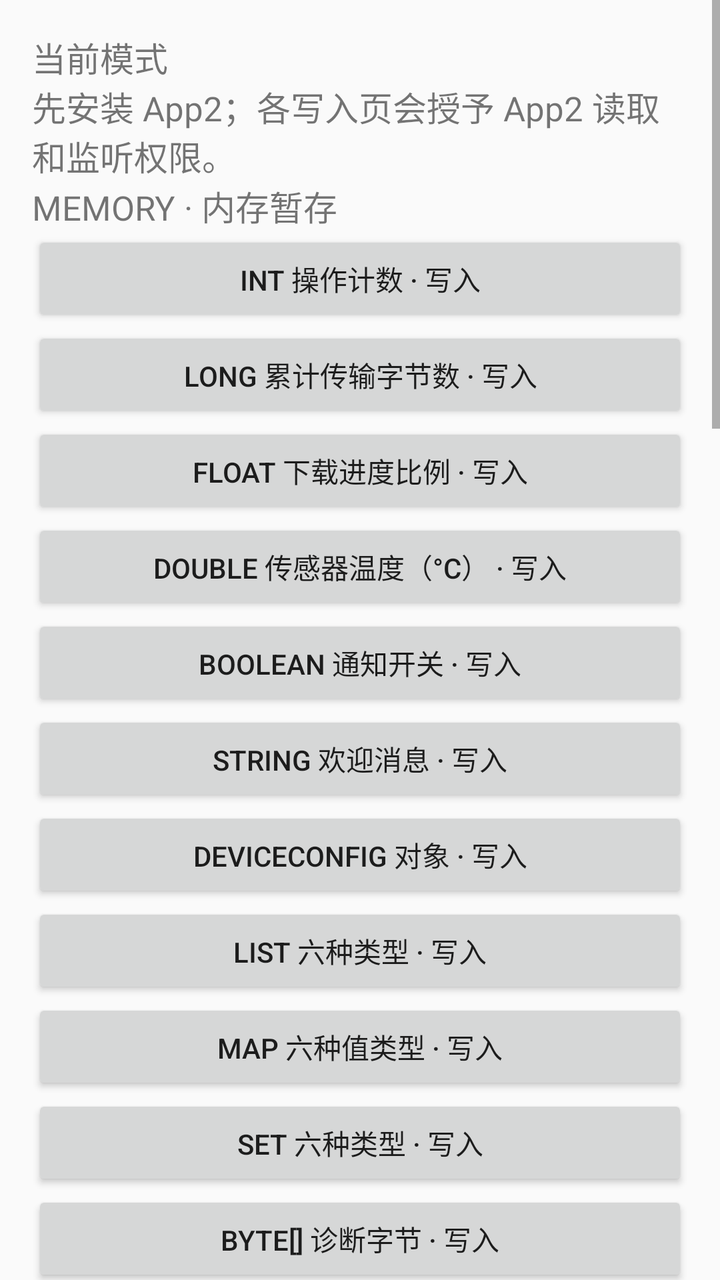
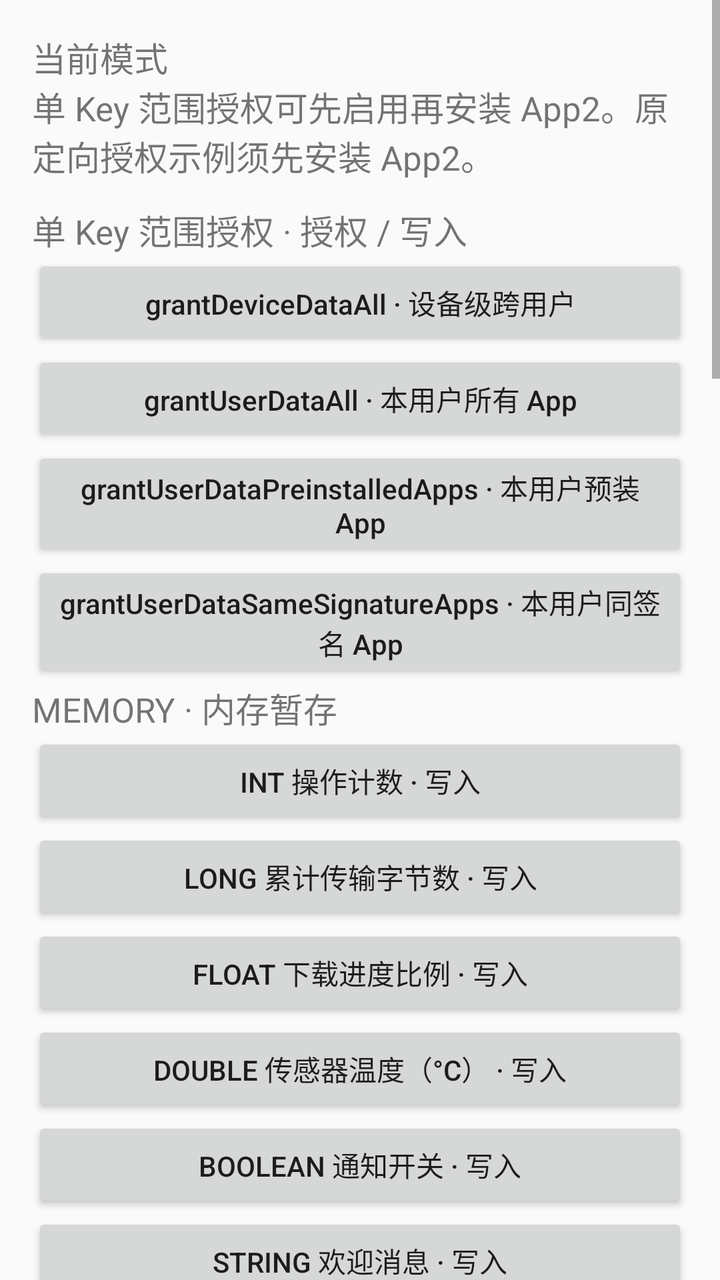

An Android layout rendered at two revisions. The XML below is the earlier revision; the diff shows what the commit changed to produce the second picture.
<!-- AndroidManifest.xml: application theme android:Theme.Material.Light.NoActionBar -->
<!-- res/layout/activity_main.xml -->
<?xml version="1.0" encoding="utf-8"?>
<layout xmlns:android="http://schemas.android.com/apk/res/android">
    <data />
    <ScrollView
        android:layout_width="match_parent"
        android:layout_height="match_parent"
        android:fillViewport="true">
        <LinearLayout
            android:layout_width="match_parent"
            android:layout_height="wrap_content"
            android:orientation="vertical"
            android:padding="16dp">
            <TextView
                android:layout_width="match_parent"
                android:layout_height="wrap_content"
                android:id="@+id/mode"
                android:text="当前模式"
                android:textSize="17sp" />
            <TextView
                android:layout_width="match_parent"
                android:layout_height="wrap_content"
                android:id="@+id/instructions"
                android:text="先安装 App2；各写入页会授予 App2 读取和监听权限。"
                android:textSize="17sp" />
            <TextView
                android:layout_width="match_parent"
                android:layout_height="wrap_content"
                android:text="MEMORY · 内存暂存"
                android:textSize="17sp" />
            <Button
                android:layout_width="match_parent"
                android:layout_height="wrap_content"
                android:id="@+id/memoryIntButton"
                android:text="int 操作计数 · 写入" />
            <Button
                android:layout_width="match_parent"
                android:layout_height="wrap_content"
                android:id="@+id/memoryLongButton"
                android:text="long 累计传输字节数 · 写入" />
            <Button
                android:layout_width="match_parent"
                android:layout_height="wrap_content"
                android:id="@+id/memoryFloatButton"
                android:text="float 下载进度比例 · 写入" />
            <Button
                android:layout_width="match_parent"
                android:layout_height="wrap_content"
                android:id="@+id/memoryDoubleButton"
                android:text="double 传感器温度（°C） · 写入" />
            <Button
                android:layout_width="match_parent"
                android:layout_height="wrap_content"
                android:id="@+id/memoryBooleanButton"
                android:text="boolean 通知开关 · 写入" />
            <Button
                android:layout_width="match_parent"
                android:layout_height="wrap_content"
                android:id="@+id/memoryStringButton"
                android:text="String 欢迎消息 · 写入" />
            <Button
                android:layout_width="match_parent"
                android:layout_height="wrap_content"
                android:id="@+id/memoryObjectButton"
                android:text="DeviceConfig 对象 · 写入" />
            <Button
                android:layout_width="match_parent"
                android:layout_height="wrap_content"
                android:id="@+id/memoryListButton"
                android:text="List 六种类型 · 写入" />
            <Button android:id="@+id/memoryMapButton" android:layout_width="match_parent"
                android:layout_height="wrap_content" android:text="Map 六种值类型 · 写入" />
            <Button android:id="@+id/memorySetButton" android:layout_width="match_parent"
                android:layout_height="wrap_content" android:text="Set 六种类型 · 写入" />
            <Button android:id="@+id/memoryBytesButton" android:layout_width="match_parent"
                android:layout_height="wrap_content" android:text="byte[] 诊断字节 · 写入" />
            <TextView
                android:layout_width="match_parent"
                android:layout_height="wrap_content"
                android:text="FILE · 文件持久化"
                android:textSize="17sp" />
            <Button
                android:layout_width="match_parent"
                android:layout_height="wrap_content"
                android:id="@+id/fileIntButton"
                android:text="int 操作计数 · 写入" />
            <Button
                android:layout_width="match_parent"
                android:layout_height="wrap_content"
                android:id="@+id/fileLongButton"
                android:text="long 累计传输字节数 · 写入" />
            <Button
                android:layout_width="match_parent"
                android:layout_height="wrap_content"
                android:id="@+id/fileFloatButton"
                android:text="float 下载进度比例 · 写入" />
            <Button
                android:layout_width="match_parent"
                android:layout_height="wrap_content"
                android:id="@+id/fileDoubleButton"
                android:text="double 传感器温度（°C） · 写入" />
            <Button
                android:layout_width="match_parent"
                android:layout_height="wrap_content"
                android:id="@+id/fileBooleanButton"
                android:text="boolean 通知开关 · 写入" />
            <Button
                android:layout_width="match_parent"
                android:layout_height="wrap_content"
                android:id="@+id/fileStringButton"
                android:text="String 欢迎消息 · 写入" />
            <Button
                android:layout_width="match_parent"
                android:layout_height="wrap_content"
                android:id="@+id/fileObjectButton"
                android:text="DeviceConfig 对象 · 写入" />
            <Button
                android:layout_width="match_parent"
                android:layout_height="wrap_content"
                android:id="@+id/fileListButton"
                android:text="List 六种类型 · 写入" />
            <Button android:id="@+id/fileMapButton" android:layout_width="match_parent"
                android:layout_height="wrap_content" android:text="Map 六种值类型 · 写入" />
            <Button android:id="@+id/fileSetButton" android:layout_width="match_parent"
                android:layout_height="wrap_content" android:text="Set 六种类型 · 写入" />
            <Button android:id="@+id/fileBytesButton" android:layout_width="match_parent"
                android:layout_height="wrap_content" android:text="byte[] 诊断字节 · 写入" />
            <TextView
                android:layout_width="match_parent"
                android:layout_height="wrap_content"
                android:text="DATABASE · SQLite 持久化"
                android:textSize="17sp" />
            <Button
                android:layout_width="match_parent"
                android:layout_height="wrap_content"
                android:id="@+id/databaseIntButton"
                android:text="int 操作计数 · 写入" />
            <Button
                android:layout_width="match_parent"
                android:layout_height="wrap_content"
                android:id="@+id/databaseLongButton"
                android:text="long 累计传输字节数 · 写入" />
            <Button
                android:layout_width="match_parent"
                android:layout_height="wrap_content"
                android:id="@+id/databaseFloatButton"
                android:text="float 下载进度比例 · 写入" />
            <Button
                android:layout_width="match_parent"
                android:layout_height="wrap_content"
                android:id="@+id/databaseDoubleButton"
                android:text="double 传感器温度（°C） · 写入" />
            <Button
                android:layout_width="match_parent"
                android:layout_height="wrap_content"
                android:id="@+id/databaseBooleanButton"
                android:text="boolean 通知开关 · 写入" />
            <Button
                android:layout_width="match_parent"
                android:layout_height="wrap_content"
                android:id="@+id/databaseStringButton"
                android:text="String 欢迎消息 · 写入" />
            <Button
                android:layout_width="match_parent"
                android:layout_height="wrap_content"
                android:id="@+id/databaseObjectButton"
                android:text="DeviceConfig 对象 · 写入" />
            <Button
                android:layout_width="match_parent"
                android:layout_height="wrap_content"
                android:id="@+id/databaseListButton"
                android:text="List 六种类型 · 写入" />
            <Button android:id="@+id/databaseMapButton" android:layout_width="match_parent"
                android:layout_height="wrap_content" android:text="Map 六种值类型 · 写入" />
            <Button android:id="@+id/databaseSetButton" android:layout_width="match_parent"
                android:layout_height="wrap_content" android:text="Set 六种类型 · 写入" />
            <Button android:id="@+id/databaseBytesButton" android:layout_width="match_parent"
                android:layout_height="wrap_content" android:text="byte[] 诊断字节 · 写入" />
            <TextView
                android:layout_width="match_parent"
                android:layout_height="wrap_content"
                android:text="无载荷事件：接收页必须在线，事件不会补发"
                android:textSize="17sp" />
            <Button
                android:layout_width="match_parent"
                android:layout_height="wrap_content"
                android:id="@+id/eventSendButton"
                android:text="发送配置已刷新 → App2" />
            <Button
                android:layout_width="match_parent"
                android:layout_height="wrap_content"
                android:id="@+id/eventReceiveButton"
                android:text="接收 App2 刷新请求" />
        </LinearLayout>
    </ScrollView>
</layout>
<!-- resources referenced by this layout -->
<resources>

</resources>

<!-- the commit's change to res/layout/activity_main.xml (unified diff, before → after) -->
@@ -20,8 +20,38 @@
                 android:layout_width="match_parent"
                 android:layout_height="wrap_content"
                 android:id="@+id/instructions"
-                android:text="先安装 App2；各写入页会授予 App2 读取和监听权限。"
-                android:textSize="17sp" />
+                android:text="单 Key 范围授权可先启用再安装 App2。原定向授权示例须先安装 App2。"
+                android:textSize="17sp" />
+            <TextView
+                android:layout_width="match_parent"
+                android:layout_height="wrap_content"
+                android:layout_marginTop="12dp"
+                android:text="单 Key 范围授权 · 授权 / 写入"
+                android:textSize="17sp" />
+            <Button
+                android:id="@+id/deviceDataAllButton"
+                android:layout_width="match_parent"
+                android:layout_height="wrap_content"
+                android:text="grantDeviceDataAll · 设备级跨用户"
+                android:textAllCaps="false" />
+            <Button
+                android:id="@+id/userDataAllButton"
+                android:layout_width="match_parent"
+                android:layout_height="wrap_content"
+                android:text="grantUserDataAll · 本用户所有 App"
+                android:textAllCaps="false" />
+            <Button
+                android:id="@+id/userDataPreinstalledAppsButton"
+                android:layout_width="match_parent"
+                android:layout_height="wrap_content"
+                android:text="grantUserDataPreinstalledApps · 本用户预装 App"
+                android:textAllCaps="false" />
+            <Button
+                android:id="@+id/userDataSameSignatureAppsButton"
+                android:layout_width="match_parent"
+                android:layout_height="wrap_content"
+                android:text="grantUserDataSameSignatureApps · 本用户同签名 App"
+                android:textAllCaps="false" />
             <TextView
                 android:layout_width="match_parent"
                 android:layout_height="wrap_content"
